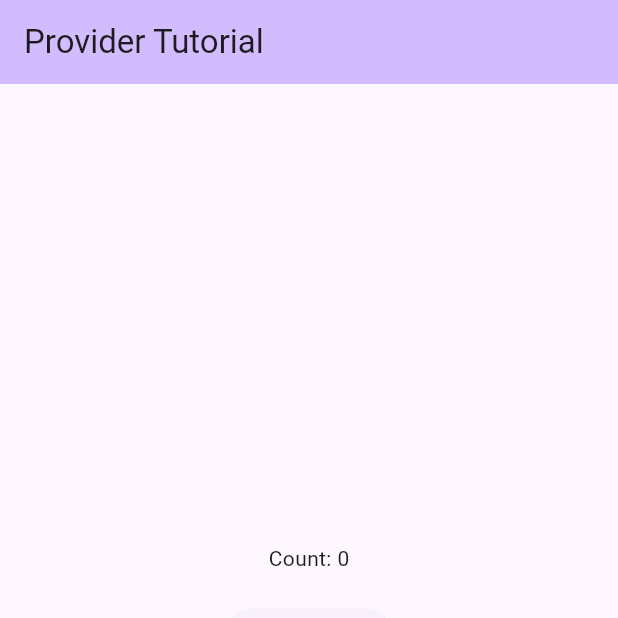
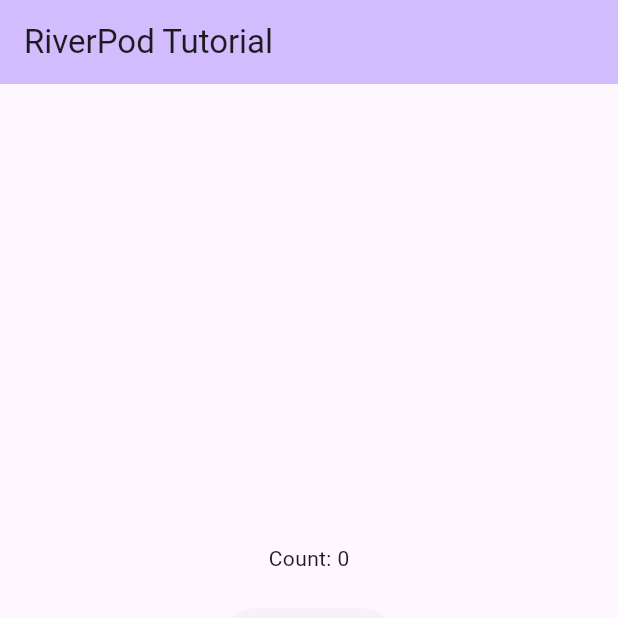
Before and after one commit to karthi-rt/flutter-state-management, a Flutter app: the screen it shows after launch, on a phone screen of 412 x 824 dp, the top half of it. Run offline on Flutter 3.47's test engine with Material 3 defaults, Android fonts, the phone set to English and light mode, and no system bars; our stand-ins replace flutter_riverpod, get.

Commit message:
Riverpod

```diff
--- a/lib/main.dart
+++ b/lib/main.dart
@@ -1,8 +1,10 @@
 import 'package:flutter/material.dart';
+import 'package:flutter_riverpod/flutter_riverpod.dart';
 import 'package:get/get.dart';
 import 'package:provider/provider.dart';
 import 'package:state_management/provider/provider_home.dart';
 import 'package:state_management/provider/service/provider_screen.dart';
+import 'package:state_management/riverpod/riverpod_home.dart';
 import 'getx/folder_structure/app/routes.dart';
 import 'getx/getx_feature.dart';
 import 'getx/counter_app/home_screen.dart';
@@ -11,7 +13,27 @@ void main() {
   runApp(const MyApp());
 }
 
+// For Riverpod wrap MaterialApp with ProviderScope
+class MyApp extends StatelessWidget {
+  const MyApp({super.key});
+  @override
+  Widget build(BuildContext context) {
+    return ProviderScope(
+      child: MaterialApp(
+        debugShowCheckedModeBanner: false,
+        title: 'Flutter State Management',
+        theme: ThemeData(
+          primarySwatch: Colors.blue,
+          colorScheme: ColorScheme.fromSeed(seedColor: Colors.deepPurple),
+        ),
+        home: const RiverpodHome(),
+      ),
+    );
+  }
+}
+
 // For Provider wrap MaterialApp with ChangeNotifierProvider
+/*
 class MyApp extends StatelessWidget {
   const MyApp({super.key});
   @override
@@ -31,6 +53,7 @@ class MyApp extends StatelessWidget {
     );
   }
 }
+*/
 
 // For Getx wrap with GetMaterialApp
 /*
@@ -51,19 +74,18 @@ class MyApp extends StatelessWidget {
 }
 */
 
+// For Folder Structure APP
+/*
+class MyApp extends StatelessWidget {
+  const MyApp({super.key});
 
-
-// For Folder Structure APP
-
-// class MyApp extends StatelessWidget {
-//   const MyApp({super.key});
-
-//   @override
-//   Widget build(BuildContext context) {
-//     return GetMaterialApp(
-//       debugShowCheckedModeBanner: false,
-//       initialRoute: "/home",
-//       getPages: appRoutes(),
-//     );
-//   }
-// }
+  @override
+  Widget build(BuildContext context) {
+    return GetMaterialApp(
+      debugShowCheckedModeBanner: false,
+      initialRoute: "/home",
+      getPages: appRoutes(),
+    );
+  }
+}
+*/
--- /dev/null
+++ b/lib/riverpod/riverpod_home.dart
@@ -0,0 +1,45 @@
+import 'package:flutter/material.dart';
+import 'package:flutter_riverpod/flutter_riverpod.dart';
+import 'package:state_management/riverpod/second_screen_riverpod.dart';
+import 'package:state_management/riverpod/service/counter_notifier.dart';
+
+class RiverpodHome extends ConsumerWidget {
+  const RiverpodHome({super.key});
+
+  @override
+  Widget build(BuildContext context, WidgetRef ref) {
+    // using this ref access he counter_notifier method
+
+    return Scaffold(
+      appBar: AppBar(
+        backgroundColor: Theme.of(context).colorScheme.inversePrimary,
+        title: Text("RiverPod Tutorial"),
+      ),
+      body: Center(
+        child: Column(
+          mainAxisAlignment: MainAxisAlignment.center,
+          children: <Widget>[
+            Text("Count: ${ref.watch(counterProvider)}"),
+            // watch is used to get the value
+
+            SizedBox(height: 20),
+            ElevatedButton(
+              onPressed: () {
+                // to value change 'read'
+                ref.read(counterProvider.notifier).increment();
+              },
+              child: Text("Increment"),
+            ),
+            SizedBox(height: 20),
+            ElevatedButton(
+              onPressed: () {
+                Navigator.push(context, MaterialPageRoute(builder: (context) => SecondScreenRiverpod()));
+              },
+              child: Text("Second Screen"),
+            ),
+          ],
+        ),
+      ),
+    );
+  }
+}
--- /dev/null
+++ b/lib/riverpod/service/counter_notifier.dart
@@ -0,0 +1,13 @@
+import 'package:flutter_riverpod/flutter_riverpod.dart';
+
+class CounterNotifier extends StateNotifier<int> {
+  CounterNotifier(int value) : super(value);
+
+  void increment() => state++;
+
+  void decrement() => state--;
+}
+
+final counterProvider = StateNotifierProvider<CounterNotifier, int>((ref) {
+  return CounterNotifier(0); // initialise the default value into 0
+});
--- a/pubspec.yaml
+++ b/pubspec.yaml
@@ -39,6 +39,8 @@ dependencies:
   get: ^4.7.2
   #Provider
   provider: ^6.1.4
+  #Riverpod
+  flutter_riverpod: ^2.6.1
 
 dev_dependencies:
   flutter_test:
```
Also changed, not shown: lib/riverpod/second_screen_riverpod.dart (added, +46 -0 lines), pubspec.lock.
